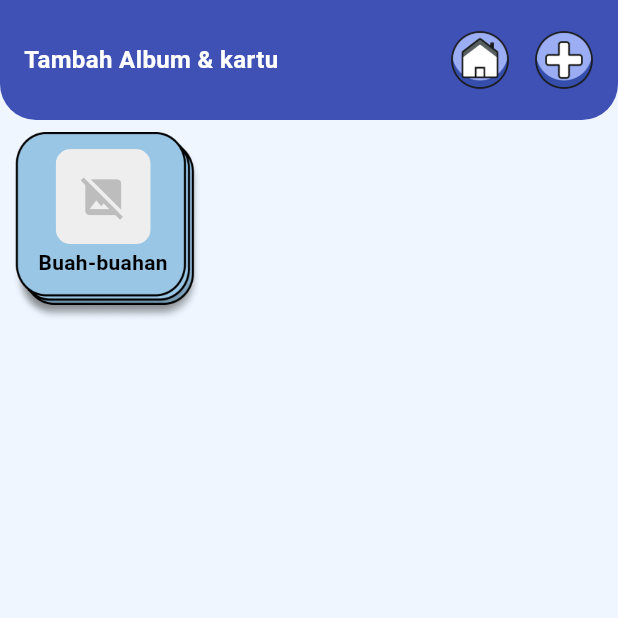
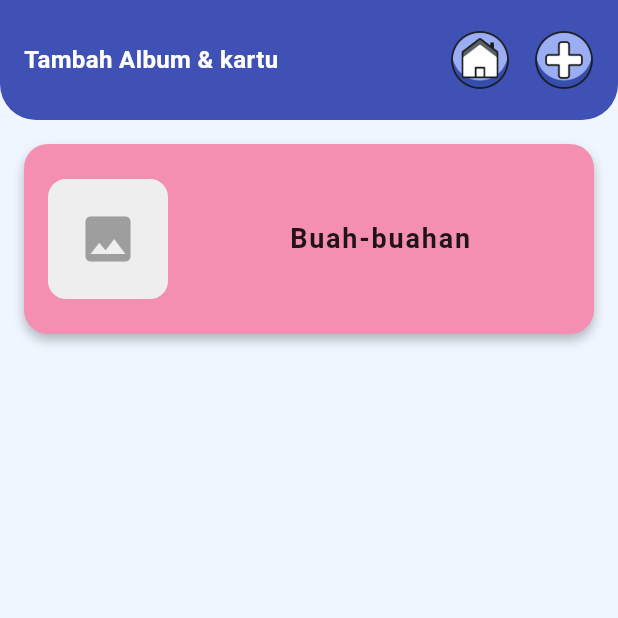
Before and after one commit to GhaniHD/flutter_tutur, a Flutter app: the AddScreen screen opened by its route, on a phone screen of 412 x 824 dp, the top half of it. Run offline on Flutter 3.47's test engine with Material 3 defaults, Android fonts, the light colour scheme and no system bars; our stand-ins replace dio, firebase_auth, google_sign_in, image_picker; accounts and stored records are empty; network calls fail.

Commit message:
album edit

```diff
--- a/lib/screens/home/home_screen.dart
+++ b/lib/screens/home/home_screen.dart
@@ -8,7 +8,6 @@ import '../../shared/widgets/navigation/favorite.dart';
 import '../../shared/widgets/album/album_grid.dart';
 import '../../data/models/album_item.dart';
 import '../../core/api/api_provider.dart';
-
 
 class HomeScreen extends StatefulWidget {
   const HomeScreen({super.key});
@@ -61,7 +60,8 @@ class HomeScreenState extends State<HomeScreen> {
       body: Column(
         children: [
           ProfileHeaderWidget(
-            name: context.watch<AuthProvider>().user?.name ?? 'User',
+            name: context.watch<AuthProvider>().user?.name.split(' ').first ??
+                'User',
           ),
           Expanded(
             child: _isLoading
--- a/lib/shared/widgets/album/album_grid.dart
+++ b/lib/shared/widgets/album/album_grid.dart
@@ -5,50 +5,42 @@ import './album_item.dart';
 class AlbumGridWidget extends StatelessWidget {
   final List<AlbumItem> albums;
 
-  const AlbumGridWidget({
-    super.key,
-    required this.albums,
-  });
+  const AlbumGridWidget({super.key, required this.albums});
 
   @override
   Widget build(BuildContext context) {
+    print(albums); // Verifikasi data yang diterima
+
     return LayoutBuilder(
       builder: (context, constraints) {
-        int crossAxisCount;
-        double padding;
-        double spacing;
+        int crossAxisCount = 1;
+        double childAspectRatio = 3;
 
-        if (constraints.maxWidth > 1200) {
-          crossAxisCount = 5;
-          padding = 12;
-          spacing = 12;
-        } else if (constraints.maxWidth > 800) {
+        if (constraints.maxWidth >= 600 && constraints.maxWidth < 900) {
+          // Tablet
+          crossAxisCount = 2;
+          childAspectRatio = 2;
+        } else if (constraints.maxWidth >= 900 && constraints.maxWidth < 1024) {
+          // Desktop kecil
+          crossAxisCount = 3;
+          childAspectRatio = 1.5;
+        } else if (constraints.maxWidth >= 1024) {
+          // Desktop besar
           crossAxisCount = 4;
-          padding = 10;
-          spacing = 10;
-        } else {
-          crossAxisCount = 3;
-          padding = 8;
-          spacing = 8;
+          childAspectRatio = 1.5;
         }
 
         return GridView.builder(
-          padding: EdgeInsets.all(padding),
+          padding: const EdgeInsets.all(16),
           gridDelegate: SliverGridDelegateWithFixedCrossAxisCount(
             crossAxisCount: crossAxisCount,
-            childAspectRatio: 1.0,
-            mainAxisSpacing: spacing,
-            crossAxisSpacing: spacing,
+            childAspectRatio: childAspectRatio,
+            mainAxisSpacing: 16,
+            crossAxisSpacing: 16,
           ),
           itemCount: albums.length,
           itemBuilder: (context, index) {
-            return ConstrainedBox(
-              constraints: const BoxConstraints(
-                maxWidth: 120,
-                maxHeight: 120,
-              ),
-              child: AlbumItemWidget(album: albums[index]),
-            );
+            return AlbumItemWidget(album: albums[index]);
           },
         );
       },
--- a/lib/shared/widgets/album/album_item.dart
+++ b/lib/shared/widgets/album/album_item.dart
@@ -5,70 +5,44 @@ import '../../../core/api/api_provider.dart';
 class AlbumItemWidget extends StatelessWidget {
   final AlbumItem album;
 
-  const AlbumItemWidget({
-    super.key,
-    required this.album,
-  });
+  const AlbumItemWidget({super.key, required this.album});
 
   String? _getImageUrl(String? picturePath) {
     if (picturePath == null) return null;
 
-    // Jika URL sudah dari Google Cloud Storage, gunakan langsung
     if (picturePath.startsWith('https://storage.googleapis.com')) {
-      debugPrint('Using GCS URL directly: $picturePath');
       return picturePath;
     }
 
-    // Jika URL dimulai dengan http atau https, gunakan langsung
     if (picturePath.startsWith('http://') ||
         picturePath.startsWith('https://')) {
-      debugPrint('Using full URL directly: $picturePath');
       return picturePath;
     }
 
-    // Untuk URL relatif, tambahkan base URL
     final baseUrl = ApiProvider().dio.options.baseUrl.replaceAll('/api', '');
-    final fullUrl = '$baseUrl$picturePath';
-    debugPrint('Constructed URL: $fullUrl');
+    final fullUrl = '$baseUrl$picturePath' '/';
     return fullUrl;
   }
 
-  Widget _buildImageWidget(double imageSize, String? imageUrl) {
-    if (imageUrl == null) {
+  Widget _buildImageWidget(double size, String? imageUrl) {
+    return ClipRRect(
+      borderRadius: BorderRadius.circular(12),
+      child: Image.network(
+        imageUrl ?? '',
+        width: size,
+        height: size,
+        fit: BoxFit.cover,
+        headers: const {'Access-Control-Allow-Origin': '*'},
+        errorBuilder: (context, error, stackTrace) {
           return Container(
             color: Colors.grey[200],
-        child: Icon(
-          Icons.photo_library,
-          size: imageSize * 0.5,
-          color: Colors.grey[400],
-        ),
-      );
-    }
-
-    return ClipRRect(
-      borderRadius: BorderRadius.circular(10),
-      child: Image.network(
-        imageUrl,
-        fit: BoxFit.cover,
-        // Tambahkan headers untuk CORS jika diperlukan
-        headers: const {
-          'Access-Control-Allow-Origin': '*',
-        },
-        errorBuilder: (context, error, stackTrace) {
-          debugPrint('Error loading image from $imageUrl: $error');
-          debugPrint('Stack trace: $stackTrace');
-          return Container(
-            color: Colors.grey[200],
-            child: Icon(
-              Icons.image_not_supported,
-              size: imageSize * 0.5,
-              color: Colors.grey[400],
-            ),
+            width: size,
+            height: size,
+            child: const Icon(Icons.image, size: 40, color: Colors.grey),
           );
         },
         loadingBuilder: (context, child, loadingProgress) {
           if (loadingProgress == null) {
-            debugPrint('Image loaded successfully from: $imageUrl');
             return child;
           }
           return Center(
@@ -84,70 +58,77 @@ class AlbumItemWidget extends StatelessWidget {
     );
   }
 
-  Widget _buildAlbumContent(BuildContext context, double size) {
-    final imageSize = size * 0.5;
-    final fontSize = size * 0.11;
+  @override
+  Widget build(BuildContext context) {
+    return GestureDetector(
+      onTap: () {
+        Navigator.pushNamed(context, '/cardscreen', arguments: album);
+      },
+      child: LayoutBuilder(
+        builder: (context, constraints) {
+          double imageSize;
+          double fontSize;
 
-    return Transform.translate(
-      offset: Offset(-size * 0.02, 0),
-      child: Column(
-        mainAxisAlignment: MainAxisAlignment.start,
+          if (constraints.maxWidth < 600) {
+            imageSize = 80.0;
+            fontSize = 18.0;
+          } else if (constraints.maxWidth < 900) {
+            imageSize = 120.0;
+            fontSize = 24.0;
+          } else {
+            imageSize = 150.0;
+            fontSize = 28.0;
+          }
+
+          return Container(
+            decoration: BoxDecoration(
+              color:
+                  Colors.primaries[album.id % Colors.primaries.length].shade200,
+              borderRadius: BorderRadius.circular(16),
+              boxShadow: [
+                BoxShadow(
+                  color: Colors.black26,
+                  offset: Offset(0, 4),
+                  blurRadius: 6,
+                ),
+              ],
+            ),
+            padding: const EdgeInsets.all(16),
+            child: Material(
+              color: Colors.transparent,
+              child: InkWell(
+                borderRadius: BorderRadius.circular(16),
+                onTap: () {
+                  Navigator.pushNamed(context, '/cardscreen', arguments: album);
+                },
+                child: Row(
+                  crossAxisAlignment: CrossAxisAlignment.center,
                   children: [
-          SizedBox(height: size * 0.09),
-          Container(
+                    SizedBox(
                       width: imageSize,
                       height: imageSize,
-            decoration: BoxDecoration(
-              borderRadius: BorderRadius.circular(10),
+                      child: _buildImageWidget(
+                          imageSize, _getImageUrl(album.picture)),
                     ),
-            child: _buildImageWidget(imageSize, _getImageUrl(album.picture)),
-          ),
-          SizedBox(height: size * 0.02),
-          Padding(
-            padding: EdgeInsets.symmetric(horizontal: size * 0.1),
+                    const SizedBox(width: 16),
+                    Expanded(
                       child: Text(
                         album.name,
                         style: TextStyle(
                           fontSize: fontSize,
                           fontWeight: FontWeight.bold,
-                color: Colors.black,
+                          color: Colors.black87,
+                          letterSpacing: 1.2,
                         ),
                         textAlign: TextAlign.center,
-              maxLines: 1,
-              overflow: TextOverflow.ellipsis,
                       ),
                     ),
                   ],
                 ),
-    );
-  }
-
-  @override
-  Widget build(BuildContext context) {
-    return GestureDetector(
-      onTap: () {
-        Navigator.pushNamed(
-          context,
-          '/cardscreen',
-          arguments: album,
+              ),
+            ),
           );
         },
-      child: Stack(
-        children: [
-          Image.asset(
-            'assets/images/blue.png',
-            width: double.infinity,
-            height: double.infinity,
-            fit: BoxFit.fill,
-          ),
-          Center(
-            child: LayoutBuilder(
-              builder: (context, constraints) {
-                return _buildAlbumContent(context, constraints.maxWidth);
-              },
-            ),
-          ),
-        ],
       ),
     );
   }
```
Lines whose indentation alone changed are shown as unchanged.
